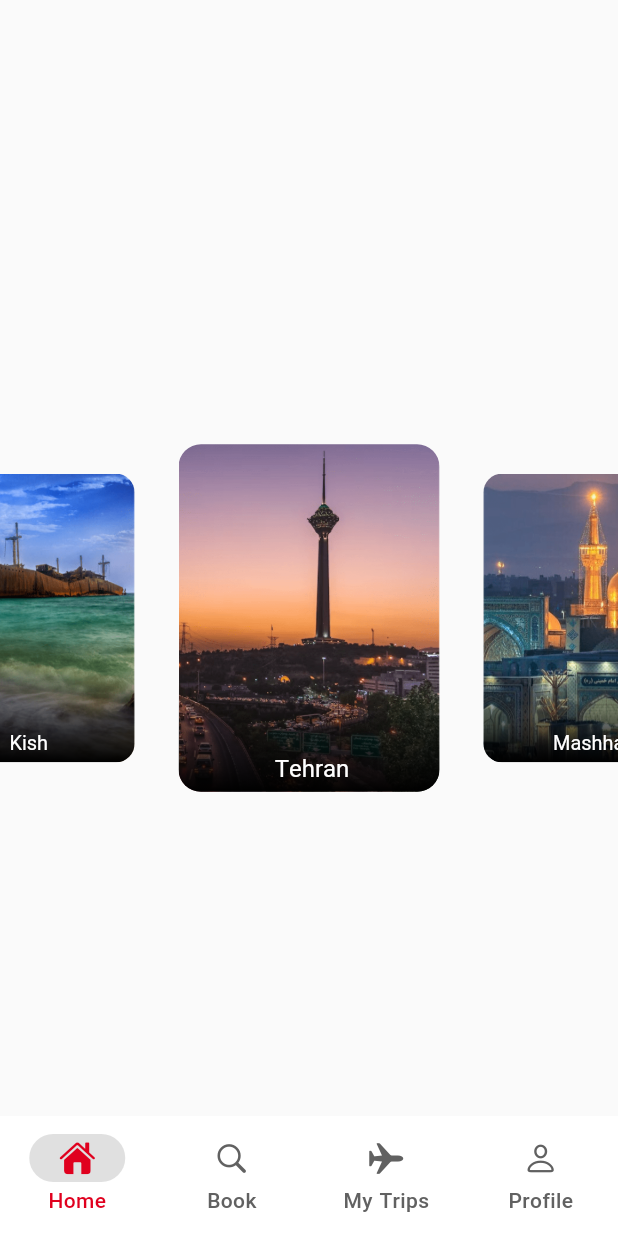
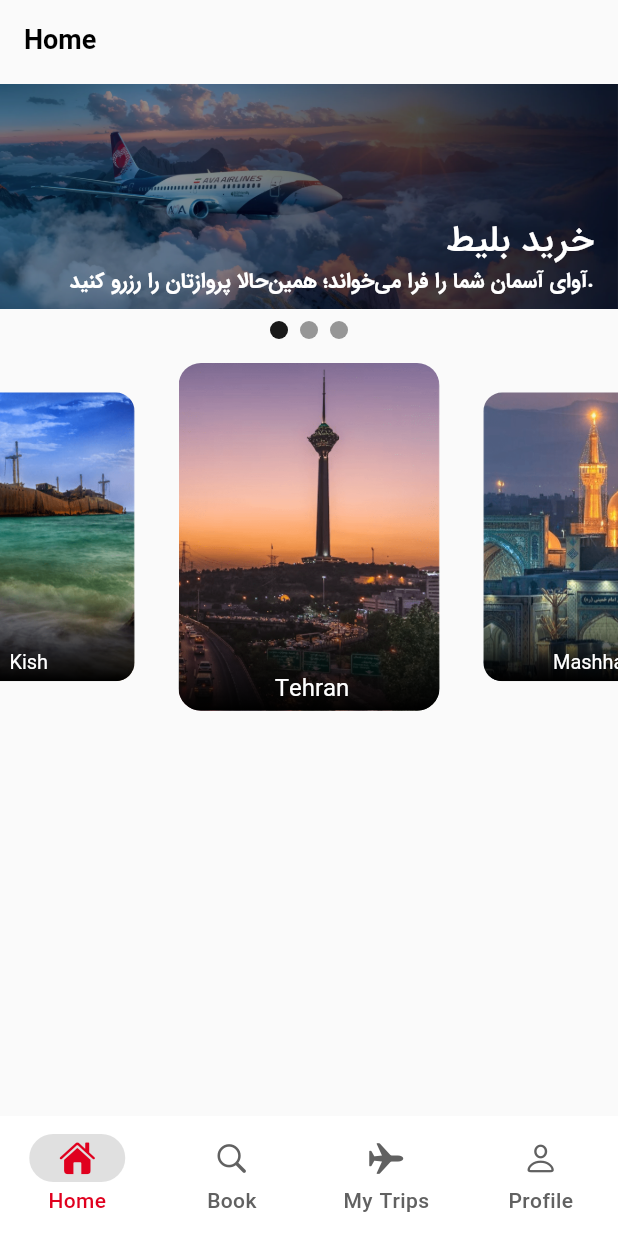
Before and after one commit to AmirhosseinSoleimani/ava_airline, a Flutter app: the screen it shows after launch, on a phone screen of 412 x 824 dp. Run offline on Flutter 3.47's test engine with Material 3 defaults, Android fonts, the phone set to English and light mode, and no system bars; drawn by our look-alikes of carousel_slider; our stand-ins replace equatable, flutter_bloc, flutter_spinkit, flutter_svg, go_router; generated files the repository leaves out were written again.

Commit message:
carousel card added

```diff
--- /dev/null
+++ b/lib/src/features/home/domain/entities/carousel_entity.dart
@@ -0,0 +1,6 @@
+class Carousel{
+  final String title;
+  final String description;
+  final String assetPath;
+  const Carousel({required this.title, required this.description,required this.assetPath});
+}
--- a/lib/src/features/home/domain/entities/city_entity.dart
+++ b/lib/src/features/home/domain/entities/city_entity.dart
@@ -1,6 +1,6 @@
 class City{
   final String name;
   final String description;
-  final String asset;
-  const City({required this.name, required this.description,required this.asset});
+  final String assetPath;
+  const City({required this.name, required this.description,required this.assetPath});
 }
--- a/lib/src/features/home/presentation/pages/mobile/home_page_mobile.dart
+++ b/lib/src/features/home/presentation/pages/mobile/home_page_mobile.dart
@@ -1,34 +1,100 @@
 import 'package:ava_airline/src/features/bottom_navigation_bar/bottom_navigation_bar.dart';
+import 'package:ava_airline/src/features/home/domain/entities/carousel_entity.dart';
 import 'package:ava_airline/src/features/home/domain/entities/city_entity.dart';
-import 'package:ava_airline/src/features/home/presentation/pages/mobile/carousel_card.dart';
+import 'package:ava_airline/src/features/home/presentation/pages/mobile/widgets/carousel_card.dart';
+import 'package:ava_airline/src/features/home/presentation/pages/mobile/widgets/city_card.dart';
 import 'package:carousel_slider/carousel_slider.dart';
 import 'package:flutter/material.dart';
 
-class HomePageMobile extends StatelessWidget {
-  HomePageMobile({super.key});
+class HomePageMobile extends StatefulWidget {
+  const HomePageMobile({super.key});
 
-  final cities = {
-    const City(name: 'Tehran', asset: 'assets/image/1.png', description: ''),
-    const City(name: 'Mashhad', asset: 'assets/image/2.png', description: ''),
-    const City(name: 'Qeshm', asset: 'assets/image/3.png', description: ''),
-    const City(name: 'Kish', asset: 'assets/image/4.png', description: ''),
-  };
+  @override
+  State<HomePageMobile> createState() => _HomePageMobileState();
+}
+
+class _HomePageMobileState extends State<HomePageMobile> {
+  int _current = 0;
+  final CarouselController _controller = CarouselController();
+  final cities = [
+    const City(
+        name: 'Tehran', assetPath: 'assets/image/1.png', description: ''),
+    const City(
+        name: 'Mashhad', assetPath: 'assets/image/2.png', description: ''),
+    const City(name: 'Qeshm', assetPath: 'assets/image/3.png', description: ''),
+    const City(name: 'Kish', assetPath: 'assets/image/4.png', description: ''),
+  ];
+
+  final carousels = [
+    const Carousel(
+        title: 'خرید بلیط',
+        assetPath: 'assets/image/home_page/home_page.png',
+        description:
+            'آوای آسمان شما را فرا می‌خواند؛ همین‌حالا پروازتان را رزرو کنید.'),
+    const Carousel(
+        title: '',
+        assetPath: 'assets/image/home_page/home_page.png',
+        description: ''),
+    const Carousel(
+        title: '',
+        assetPath: 'assets/image/home_page/home_page.png',
+        description: ''),
+  ];
 
   @override
   Widget build(BuildContext context) {
     return Scaffold(
+        appBar: AppBar(
+          title: Text('Home'),
+        ),
         body: Column(
-          mainAxisAlignment: MainAxisAlignment.center,
           children: [
             CarouselSlider(
-              items: cities.map((e) => CarouselCard(city: e)).toList(),
+              items: carousels
+                  .map(
+                    (e) => CarouselCard(carousel: e),
+                  )
+                  .toList(),
+              options: CarouselOptions(
+                  autoPlay: true,
+                  viewportFraction: 1,
+                  height: 150,
+                  onPageChanged: (index, reason) {
+                    setState(() {
+                      _current = index;
+                    });
+                  }),
+            ),
+            Row(
+              mainAxisAlignment: MainAxisAlignment.center,
+              children: carousels.asMap().entries.map((entry) {
+                return GestureDetector(
+                  onTap: () => _controller.animateToPage(entry.key),
+                  child: Container(
+                    width: 12,
+                    height: 12,
+                    margin: const EdgeInsets.symmetric(vertical: 8, horizontal: 4),
+                    decoration: BoxDecoration(
+                        shape: BoxShape.circle,
+                        color: (Theme.of(context).brightness == Brightness.dark
+                            ? Colors.white
+                            : Colors.black)
+                            .withOpacity(_current == entry.key ? 0.9 : 0.4)),
+                  ),
+                );
+              }).toList(),
+            ),
+            const SizedBox(
+              height: 8,
+            ),
+            CarouselSlider(
+              items: cities.map((e) => CityCard(city: e)).toList(),
               options: CarouselOptions(
                   autoPlay: true,
                   enlargeCenterPage: true,
                   enlargeStrategy: CenterPageEnlargeStrategy.zoom,
                   enlargeFactor: 0.35,
-                  viewportFraction: 0.5
-              ),
+                  viewportFraction: 0.5),
             )
           ],
         ));
--- /dev/null
+++ b/lib/src/features/home/presentation/pages/mobile/widgets/carousel_card.dart
@@ -0,0 +1,55 @@
+import 'package:ava_airline/src/features/home/domain/entities/carousel_entity.dart';
+import 'package:flutter/material.dart';
+
+class CarouselCard extends StatelessWidget {
+  final Carousel carousel;
+
+  const CarouselCard({required this.carousel, super.key});
+
+  @override
+  Widget build(BuildContext context) {
+    return Stack(
+      children: [
+        Row(
+          children: [
+            Expanded(
+              child: Image.asset(
+                carousel.assetPath,
+                fit: BoxFit.fill,
+              ),
+            ),
+          ],
+        ),
+        Align(
+          alignment: Alignment.bottomCenter,
+          child: Container(
+            padding: const EdgeInsets.only(top: 8, right: 16, bottom: 8,),
+            width: MediaQuery.of(context).size.width,
+            color: Colors.black.withOpacity(0.4),
+            child: Column(
+              crossAxisAlignment: CrossAxisAlignment.end,
+              mainAxisAlignment: MainAxisAlignment.end,
+              children: [
+                Text(
+                  carousel.title,
+                  style: Theme.of(context)
+                      .textTheme
+                      .headlineMedium!
+                      .copyWith(color: Theme.of(context).colorScheme.onPrimary),
+                ),
+                 Text(
+                    carousel.description,
+                    maxLines: 2,
+                    overflow: TextOverflow.ellipsis,
+                    style: Theme.of(context).textTheme.bodyLarge!.copyWith(
+                        color: Theme.of(context).colorScheme.onPrimary),
+                  ),
+
+              ],
+            ),
+          ),
+        ),
+      ],
+    );
+  }
+}
--- a/lib/src/features/home/presentation/pages/mobile/carousel_card.dart
+++ b/lib/src/features/home/presentation/pages/mobile/widgets/city_card.dart
@@ -1,10 +1,10 @@
 import 'package:ava_airline/src/features/home/domain/entities/city_entity.dart';
 import 'package:flutter/material.dart';
 
-class CarouselCard extends StatelessWidget {
+class CityCard extends StatelessWidget {
   final City city;
 
-  const CarouselCard({required this.city, super.key});
+  const CityCard({required this.city, super.key});
 
   @override
   Widget build(BuildContext context) {
@@ -18,7 +18,7 @@ class CarouselCard extends StatelessWidget {
               children: [
                 Expanded(
                   child: Image.asset(
-                    city.asset,
+                    city.assetPath,
                     height: 250,
                     fit: BoxFit.fitWidth,
                   ),
--- a/lib/src/shared/resources/theme/app_theme_data.dart
+++ b/lib/src/shared/resources/theme/app_theme_data.dart
@@ -24,6 +24,7 @@ class LightAppThemeData extends AppThemeData {
           ),
 
           navigationBarTheme: NavigationBarThemeData(
+
             indicatorColor: Colors.grey[300],
               backgroundColor: Colors.white,
               iconTheme:
```
